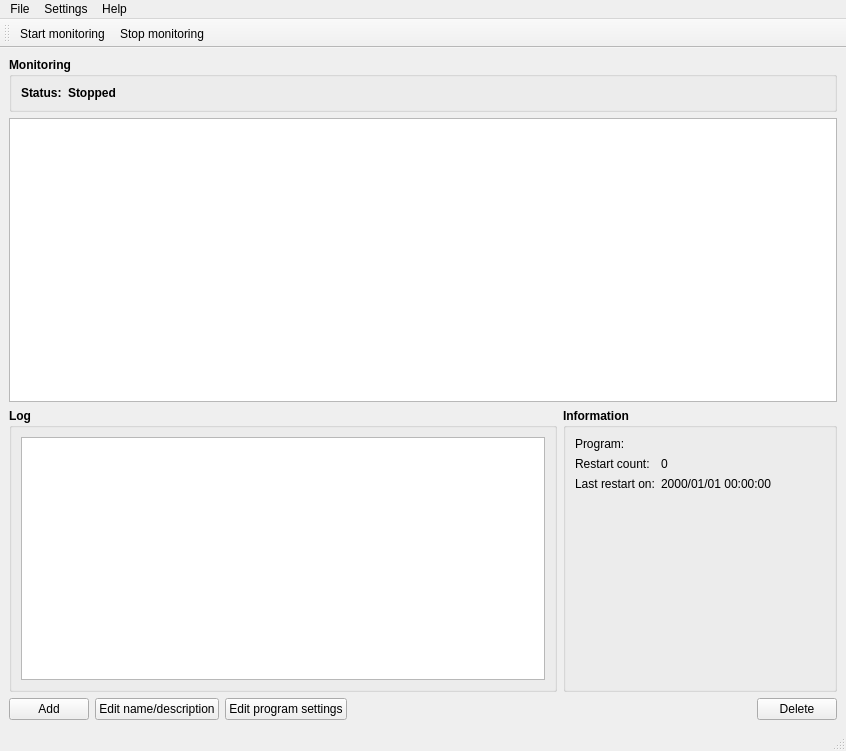
Lanceliogs/ForeverUp, file src/mainwindow.ui: the form before one commit.
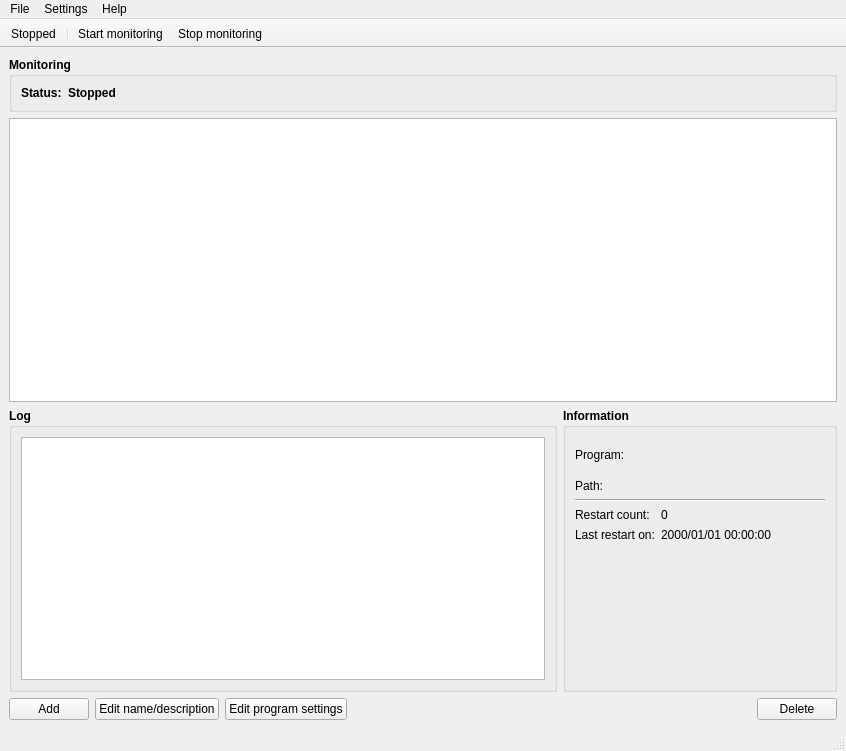
The form after the commit. Icons and pictures are not drawn.

Commit message: Some basic icons added.

The edit to the form file:
```diff
--- a/src/mainwindow.ui
+++ b/src/mainwindow.ui
@@ -142,20 +142,136 @@
          <string>Information</string>
         </property>
         <layout class="QFormLayout" name="formLayout_2">
-         <item row="0" column="0">
-          <widget class="QLabel" name="label_2">
-           <property name="font">
-            <font>
-             <weight>50</weight>
-             <bold>false</bold>
-            </font>
+         <item row="0" column="0" colspan="2">
+          <layout class="QFormLayout" name="formLayout_3">
+           <property name="labelAlignment">
+            <set>Qt::AlignLeading|Qt::AlignLeft|Qt::AlignVCenter</set>
            </property>
-           <property name="text">
-            <string>Program:</string>
+           <item row="0" column="0">
+            <widget class="QLabel" name="label_5">
+             <property name="minimumSize">
+              <size>
+               <width>0</width>
+               <height>30</height>
+              </size>
+             </property>
+             <property name="font">
+              <font>
+               <weight>50</weight>
+               <bold>false</bold>
+              </font>
+             </property>
+             <property name="text">
+              <string>Program:</string>
+             </property>
+            </widget>
+           </item>
+           <item row="0" column="1">
+            <layout class="QHBoxLayout" name="horizontalLayout_2">
+             <property name="bottomMargin">
+              <number>0</number>
+             </property>
+             <item>
+              <widget class="QLabel" name="txtProgramIcon">
+               <property name="sizePolicy">
+                <sizepolicy hsizetype="Fixed" vsizetype="Fixed">
+                 <horstretch>0</horstretch>
+                 <verstretch>0</verstretch>
+                </sizepolicy>
+               </property>
+               <property name="minimumSize">
+                <size>
+                 <width>36</width>
+                 <height>36</height>
+                </size>
+               </property>
+               <property name="maximumSize">
+                <size>
+                 <width>36</width>
+                 <height>36</height>
+                </size>
+               </property>
+               <property name="text">
+                <string/>
+               </property>
+               <property name="scaledContents">
+                <bool>true</bool>
+               </property>
+              </widget>
+             </item>
+             <item>
+              <widget class="QLabel" name="txtProgramName">
+               <property name="font">
+                <font>
+                 <weight>50</weight>
+                 <bold>false</bold>
+                </font>
+               </property>
+               <property name="text">
+                <string/>
+               </property>
+              </widget>
+             </item>
+             <item>
+              <spacer name="horizontalSpacer_3">
+               <property name="orientation">
+                <enum>Qt::Horizontal</enum>
+               </property>
+               <property name="sizeHint" stdset="0">
+                <size>
+                 <width>40</width>
+                 <height>20</height>
+                </size>
+               </property>
+              </spacer>
+             </item>
+            </layout>
+           </item>
+           <item row="1" column="0">
+            <widget class="QLabel" name="label_2">
+             <property name="font">
+              <font>
+               <weight>50</weight>
+               <bold>false</bold>
+              </font>
+             </property>
+             <property name="text">
+              <string>Path:</string>
+             </property>
+            </widget>
+           </item>
+           <item row="1" column="1">
+            <widget class="QLabel" name="txtProgram">
+             <property name="font">
+              <font>
+               <weight>50</weight>
+               <bold>false</bold>
+              </font>
+             </property>
+             <property name="text">
+              <string/>
+             </property>
+            </widget>
+           </item>
+          </layout>
+         </item>
+         <item row="1" column="0" colspan="2">
+          <widget class="Line" name="line">
+           <property name="minimumSize">
+            <size>
+             <width>0</width>
+             <height>0</height>
+            </size>
+           </property>
+           <property name="frameShadow">
+            <enum>QFrame::Sunken</enum>
+           </property>
+           <property name="orientation">
+            <enum>Qt::Horizontal</enum>
            </property>
           </widget>
          </item>
-         <item row="1" column="0">
+         <item row="2" column="0">
           <widget class="QLabel" name="label_3">
            <property name="font">
             <font>
@@ -168,33 +284,7 @@
            </property>
           </widget>
          </item>
-         <item row="2" column="0">
-          <widget class="QLabel" name="label_4">
-           <property name="font">
-            <font>
-             <weight>50</weight>
-             <bold>false</bold>
-            </font>
-           </property>
-           <property name="text">
-            <string>Last restart on:</string>
-           </property>
-          </widget>
-         </item>
-         <item row="0" column="1">
-          <widget class="QLabel" name="txtProgram">
-           <property name="font">
-            <font>
-             <weight>50</weight>
-             <bold>false</bold>
-            </font>
-           </property>
-           <property name="text">
-            <string/>
-           </property>
-          </widget>
-         </item>
-         <item row="1" column="1">
+         <item row="2" column="1">
           <widget class="QLabel" name="txtRestartCount">
            <property name="font">
             <font>
@@ -207,7 +297,20 @@
            </property>
           </widget>
          </item>
-         <item row="2" column="1">
+         <item row="3" column="0">
+          <widget class="QLabel" name="label_4">
+           <property name="font">
+            <font>
+             <weight>50</weight>
+             <bold>false</bold>
+            </font>
+           </property>
+           <property name="text">
+            <string>Last restart on:</string>
+           </property>
+          </widget>
+         </item>
+         <item row="3" column="1">
           <widget class="QLabel" name="txtLastRestartDateTime">
            <property name="font">
             <font>
@@ -311,12 +414,29 @@
    <property name="windowTitle">
     <string>toolBar</string>
    </property>
+   <property name="movable">
+    <bool>false</bool>
+   </property>
+   <property name="iconSize">
+    <size>
+     <width>24</width>
+     <height>24</height>
+    </size>
+   </property>
+   <property name="toolButtonStyle">
+    <enum>Qt::ToolButtonTextUnderIcon</enum>
+   </property>
+   <property name="floatable">
+    <bool>false</bool>
+   </property>
    <attribute name="toolBarArea">
     <enum>TopToolBarArea</enum>
    </attribute>
    <attribute name="toolBarBreak">
     <bool>false</bool>
    </attribute>
+   <addaction name="actionMonitoringStatus"/>
+   <addaction name="separator"/>
    <addaction name="actionStartMonitoring"/>
    <addaction name="actionStopMonitoring"/>
   </widget>
@@ -357,6 +477,24 @@
     <string>Enable notifications</string>
    </property>
   </action>
+  <action name="actionMonitoringStatus">
+   <property name="enabled">
+    <bool>true</bool>
+   </property>
+   <property name="icon">
+    <iconset resource="resources/resources.qrc">
+     <normaloff>:/icon/invisible_red.png</normaloff>:/icon/invisible_red.png</iconset>
+   </property>
+   <property name="text">
+    <string>Stopped</string>
+   </property>
+   <property name="iconText">
+    <string>Stopped</string>
+   </property>
+   <property name="toolTip">
+    <string>Monitoring status</string>
+   </property>
+  </action>
  </widget>
  <resources>
   <include location="resources/resources.qrc"/>
```
Left out of the diff: 18 changed lines with no effect on the pictures. The commit also changes 14 other files.
